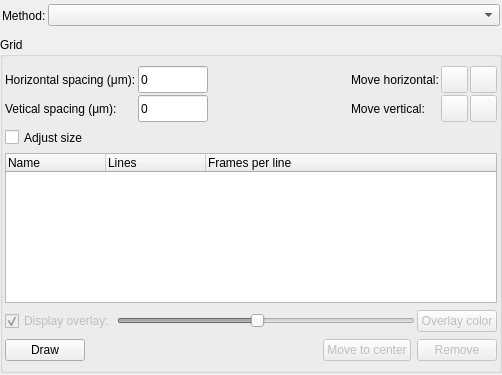
First picture: the form in BlissFramework/Bricks/widgets/ui_files/Qt4_advanced_methods_layout.ui, repository rhfogh/mxcube, before the edit.
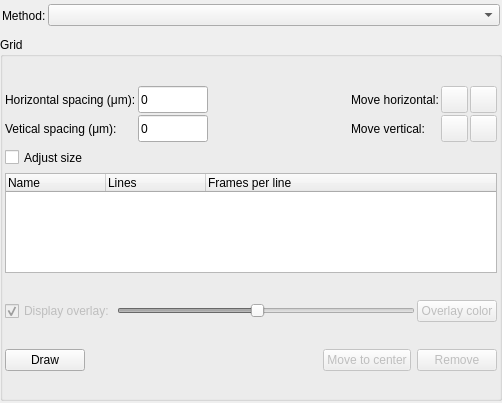
Second picture: the form after the edit. Icons and pictures are not drawn.

Commit message: Qt4_advanced_methods_layout.ui   -- make list of items window smaller

```diff
--- a/BlissFramework/Bricks/widgets/ui_files/Qt4_advanced_methods_layout.ui
+++ b/BlissFramework/Bricks/widgets/ui_files/Qt4_advanced_methods_layout.ui
@@ -7,7 +7,7 @@
     <x>0</x>
     <y>0</y>
     <width>502</width>
-    <height>375</height>
+    <height>403</height>
    </rect>
   </property>
   <property name="sizePolicy">
@@ -496,7 +496,7 @@
               <property name="maximumSize">
                <size>
                 <width>16777215</width>
-                <height>150</height>
+                <height>100</height>
                </size>
               </property>
               <property name="font">
```
